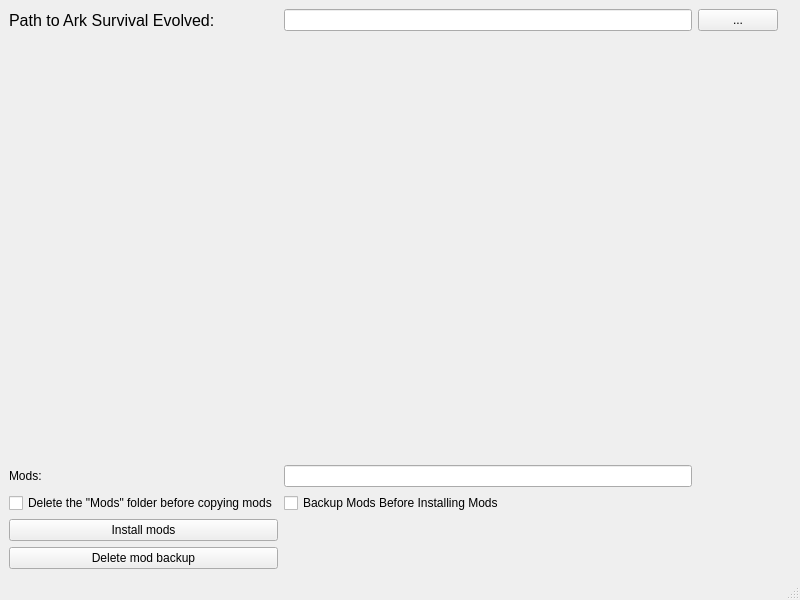
First picture: the form in forms/mainwindow.ui, repository quentin452/ArkSurvivalEvolvedModpackInstallerandCreator, before the edit.
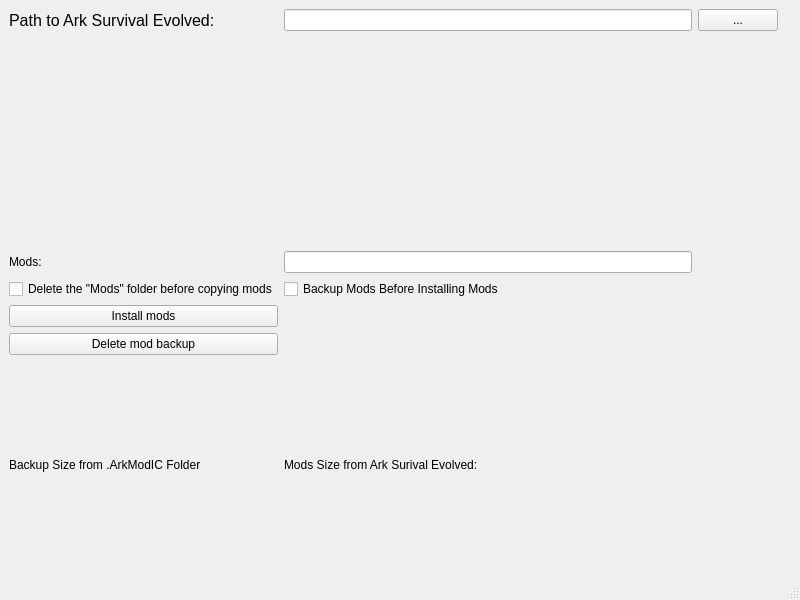
Second picture: the form after the edit.

Commit message: ADD informations to know how many space take mods in total

What changed in the file:
```diff
--- a/forms/mainwindow.ui
+++ b/forms/mainwindow.ui
@@ -88,6 +88,20 @@
             </property>
           </widget>
         </item>
+        <item row="6" column="0">
+          <widget class="QLabel" name="backupSizeLabel">
+            <property name="text">
+              <string>Backup Size from .ArkModIC Folder</string>
+            </property>
+          </widget>
+        </item>
+        <item row="6" column="1">
+          <widget class="QLabel" name="modsSizeLabel">
+            <property name="text">
+              <string>Mods Size from Ark Surival Evolved:</string>
+            </property>
+          </widget>
+        </item>
       </layout>
     </widget>
     <widget class="QMenuBar" name="menubar">
```
The commit also changes 2 other files.
